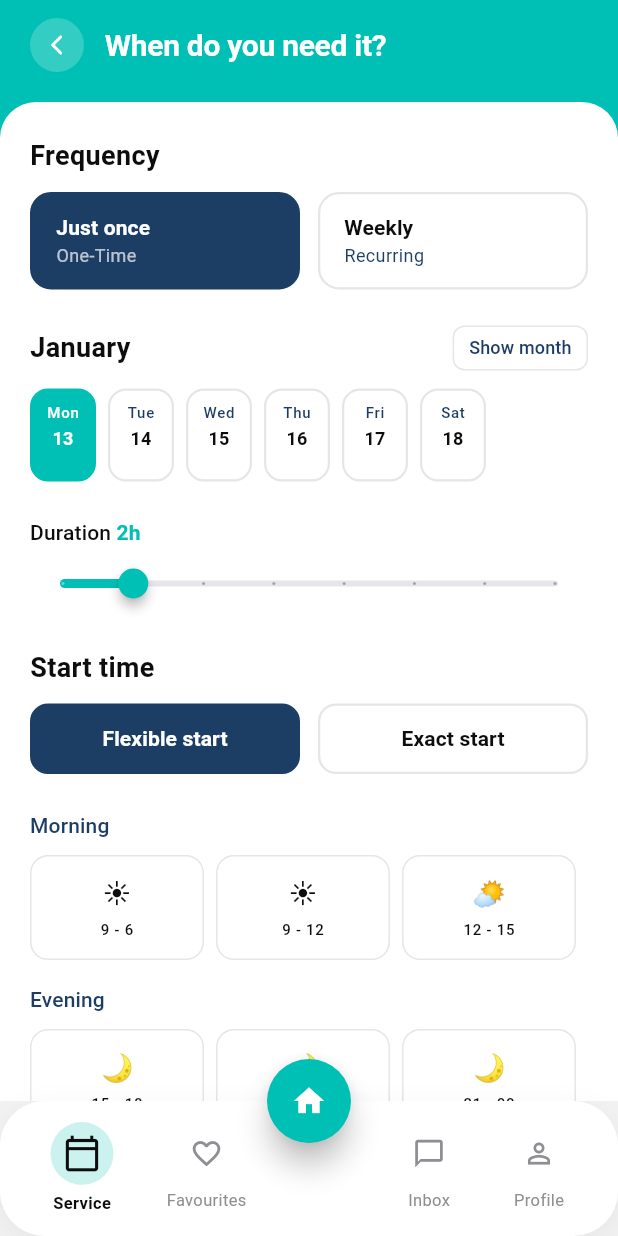
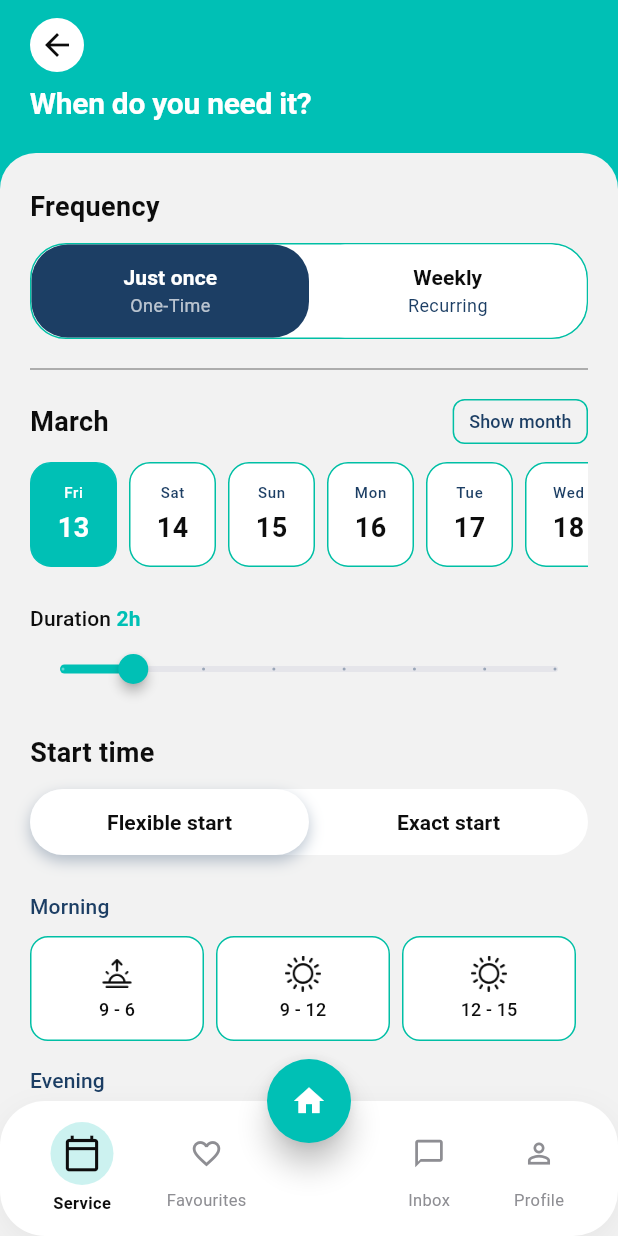
Before and after one commit to mdtusher2018/service_provider_umi, a Flutter app: the screen it shows after launch, on a phone screen of 412 x 824 dp. Run offline on Flutter 3.47's test engine with Material 3 defaults, Android fonts, the phone set to English and light mode, and no system bars; our stand-ins replace connectivity_plus, dio, firebase_analytics, flutter_riverpod, flutter_secure_storage, freezed_annotation and 4 more; accounts and stored records are empty; generated files the repository leaves out were written again; Roboto replaces fonts that are missing (Inter, Poppins).

Commit message:
fact(home): booking time screens added

```diff
--- a/lib/featured/RootScreen.dart
+++ b/lib/featured/RootScreen.dart
@@ -1,8 +1,8 @@
 import 'package:flutter/material.dart';
-import 'package:service_provider_umi/featured/HomeCareScreen.dart';
 import 'package:service_provider_umi/featured/HomeScreen.dart';
-import 'package:service_provider_umi/featured/features/booking/presentation/screens/booking_time_screen.dart';
-import 'package:service_provider_umi/featured/filter_screen.dart';
+import 'package:service_provider_umi/featured/booking_time_screen.dart';
+import 'package:service_provider_umi/featured/features/booking/presentation/screens/weekly_schedule_screen.dart';
+import 'package:service_provider_umi/featured/features/service_discovery/presentation/screens/provider_profile_screen.dart';
 import 'package:service_provider_umi/featured/search_results_screen.dart';
 import 'package:service_provider_umi/shared/widgets/app_colors.dart';
 import 'package:service_provider_umi/shared/widgets/app_text.dart';
@@ -19,10 +19,10 @@ class _RootScreenState extends State<RootScreen> {
 
   final List<Widget> screens = const [
     BookingTimeScreen(),
-    HomeCareScreen(),
+    WeeklyScheduleScreen(),
     HomeScreen(),
     SearchResultsScreen(),
-    FilterScreen(),
+    ProviderProfileScreen(providerId: ""),
   ];
 
   void onTabTap(int index) {
--- a/lib/featured/features/booking/presentation/screens/booking_time_screen.dart
+++ b/lib/featured/booking_time_screen.dart
@@ -1,10 +1,12 @@
 import 'package:flutter/material.dart';
 import 'package:flutter_riverpod/flutter_riverpod.dart';
+import 'package:service_provider_umi/core/utils/extensions/datetime_ext.dart';
 import 'package:service_provider_umi/shared/widgets/app_button.dart';
 import 'package:service_provider_umi/shared/widgets/app_chip.dart';
 import 'package:service_provider_umi/shared/widgets/app_colors.dart';
 import 'package:service_provider_umi/shared/widgets/app_slider.dart';
 import 'package:service_provider_umi/shared/widgets/app_text.dart';
+import 'package:service_provider_umi/shared/widgets/app_utils.dart';
 
 enum BookingFrequency { once, weekly }
 
@@ -22,25 +24,32 @@ class BookingTimeScreen extends ConsumerStatefulWidget {
 class _BookingTimeScreenState extends ConsumerState<BookingTimeScreen> {
   BookingFrequency _frequency = BookingFrequency.once;
   StartTimeType _startTimeType = StartTimeType.flexible;
-  int _selectedDayIndex = 0;
   double _duration = 2;
   String? _selectedTimeSlot;
 
-  final List<_DayItem> _days = [
-    _DayItem('Mon', '13'),
-    _DayItem('Tue', '14'),
-    _DayItem('Wed', '15'),
-    _DayItem('Thu', '16'),
-    _DayItem('Fri', '17'),
-    _DayItem('Sat', '18'),
+  Set<String> _selectedWeekDays = {};
+
+  DateTime _selectedDate = DateTime.now();
+  late List<DateTime> _dates;
+
+  final _morningSlots = [
+    ('assets/icons/sunrise.png', '9 - 6'),
+    ('assets/icons/day.png', '9 - 12'),
+    ('assets/icons/day.png', '12 - 15'),
+  ];
+  final _eveningSlots = [
+    ('assets/icons/day.png', '15 - 18'),
+    ('assets/icons/sunset.png', '18 - 21'),
+    ('assets/icons/night.png', '21 - 00'),
   ];
 
-  final _morningSlots = [('☀️', '9 - 6'), ('☀️', '9 - 12'), ('🌤', '12 - 15')];
-  final _eveningSlots = [
-    ('🌙', '15 - 18'),
-    ('🌙', '18 - 21'),
-    ('🌙', '21 - 00'),
-  ];
+  initState() {
+    super.initState();
+    _dates = List.generate(
+      30,
+      (index) => DateTime.now().add(Duration(days: index)),
+    );
+  }
 
   @override
   Widget build(BuildContext context) {
@@ -53,7 +62,8 @@ class _BookingTimeScreenState extends ConsumerState<BookingTimeScreen> {
             bottom: false,
             child: Padding(
               padding: const EdgeInsets.fromLTRB(20, 12, 20, 20),
-              child: Row(
+              child: Column(
+                crossAxisAlignment: CrossAxisAlignment.start,
                 children: [
                   GestureDetector(
                     onTap: () => Navigator.of(context).pop(),
@@ -61,18 +71,25 @@ class _BookingTimeScreenState extends ConsumerState<BookingTimeScreen> {
                       width: 36,
                       height: 36,
                       decoration: BoxDecoration(
-                        color: AppColors.white.withOpacity(0.2),
+                        color: AppColors.white,
                         shape: BoxShape.circle,
                       ),
                       child: const Icon(
-                        Icons.arrow_back_ios_rounded,
-                        color: AppColors.white,
-                        size: 16,
+                        Icons.arrow_back,
+                        color: AppColors.black,
+                        size: 24,
                       ),
                     ),
                   ),
-                  const SizedBox(width: 14),
-                  AppText.h2('When do you need it?', color: AppColors.white),
+                  const SizedBox(height: 8),
+                  Row(
+                    children: [
+                      AppText.h2(
+                        'When do you need it?',
+                        color: AppColors.white,
+                      ),
+                    ],
+                  ),
                 ],
               ),
             ),
@@ -82,7 +99,7 @@ class _BookingTimeScreenState extends ConsumerState<BookingTimeScreen> {
           Expanded(
             child: Container(
               decoration: const BoxDecoration(
-                color: AppColors.white,
+                color: AppColors.background,
                 borderRadius: BorderRadius.vertical(top: Radius.circular(24)),
               ),
               child: ClipRRect(
@@ -95,8 +112,7 @@ class _BookingTimeScreenState extends ConsumerState<BookingTimeScreen> {
                     crossAxisAlignment: CrossAxisAlignment.start,
                     children: [
                       _buildFrequency(),
-                      const SizedBox(height: 24),
-                      _buildCalendar(),
+
                       const SizedBox(height: 24),
                       AppDurationSlider(
                         value: _duration,
@@ -125,17 +141,24 @@ class _BookingTimeScreenState extends ConsumerState<BookingTimeScreen> {
       children: [
         AppText.h3('Frequency'),
         const SizedBox(height: 12),
-        Row(
+        Container(
+          decoration: BoxDecoration(
+            color: AppColors.white,
+            borderRadius: BorderRadius.circular(24),
+            border: Border.all(color: AppColors.border),
+          ),
+          child: Row(
             children: [
               Expanded(
                 child: _FrequencyCard(
                   title: 'Just once',
                   subtitle: 'One-Time',
                   isSelected: _frequency == BookingFrequency.once,
-                onTap: () => setState(() => _frequency = BookingFrequency.once),
+                  onTap: () =>
+                      setState(() => _frequency = BookingFrequency.once),
                 ),
               ),
-            const SizedBox(width: 12),
+
               Expanded(
                 child: _FrequencyCard(
                   title: 'Weekly',
@@ -147,25 +170,45 @@ class _BookingTimeScreenState extends ConsumerState<BookingTimeScreen> {
               ),
             ],
           ),
-        if (_frequency == BookingFrequency.weekly) ...[
-          const SizedBox(height: 16),
+        ),
+        AppDivider(height: 40),
+        if (_frequency == BookingFrequency.weekly) ...[_buildWeekDaySelector()],
+        if (_frequency == BookingFrequency.once) ...[_buildCalendar()],
+      ],
+    );
+  }
+
+  Widget _buildWeekDaySelector() {
+    return Column(
+      crossAxisAlignment: CrossAxisAlignment.start,
+      children: [
         AppText.h3("Day(s) of the week"),
         const SizedBox(height: 12),
         Wrap(
           spacing: 8,
           runSpacing: 8,
-            children: [
-              ..._days.map(
-                (d) => AppDayChip(day: d.day, isSelected: false, onTap: () {}),
+          children: ['Mon', 'Tue', 'Wed', 'Thu', 'Fri', 'Sat', 'Sun']
+              .map(
+                (day) => AppDayChip(
+                  day: day,
+                  padding: const EdgeInsets.symmetric(
+                    horizontal: 24,
+                    vertical: 8,
                   ),
-              ...[
-                'Fri',
-                'Sat',
-                'Sun',
-              ].map((d) => AppDayChip(day: d, isSelected: false, onTap: () {})),
-            ],
+                  isSelected: _selectedWeekDays.contains(day),
+                  onTap: () {
+                    setState(() {
+                      if (_selectedWeekDays.contains(day)) {
+                        _selectedWeekDays.remove(day);
+                      } else {
+                        _selectedWeekDays.add(day);
+                      }
+                    });
+                  },
                 ),
-        ],
+              )
+              .toList(),
+        ),
       ],
     );
   }
@@ -176,10 +219,40 @@ class _BookingTimeScreenState extends ConsumerState<BookingTimeScreen> {
       children: [
         Row(
           children: [
-            AppText.h3('January'),
+            AppText.h3(_selectedDate.getMonth),
             const Spacer(),
             GestureDetector(
-              onTap: () {},
+              onTap: () async {
+                final picked = await showDatePicker(
+                  context: context,
+                  initialDate: _selectedDate,
+                  firstDate: DateTime.now(),
+                  lastDate: DateTime(2030),
+                  builder: (context, child) {
+                    return Theme(
+                      data: Theme.of(context).copyWith(
+                        colorScheme: ColorScheme.light(
+                          primary: AppColors.primary,
+                          onPrimary: Colors.white,
+                          onSurface: AppColors.textPrimary,
+                        ),
+                      ),
+                      child: child!,
+                    );
+                  },
+                );
+
+                if (picked != null) {
+                  setState(() {
+                    _selectedDate = picked;
+
+                    _dates = List.generate(
+                      30,
+                      (index) => picked.add(Duration(days: index)),
+                    );
+                  });
+                }
+              },
               child: Container(
                 padding: const EdgeInsets.symmetric(
                   horizontal: 10,
@@ -197,19 +270,55 @@ class _BookingTimeScreenState extends ConsumerState<BookingTimeScreen> {
             ),
           ],
         ),
+
         const SizedBox(height: 12),
+
         SizedBox(
-          height: 62,
+          height: 70,
           child: ListView.separated(
             scrollDirection: Axis.horizontal,
-            itemCount: _days.length,
+            itemCount: _dates.length,
             separatorBuilder: (_, __) => const SizedBox(width: 8),
-            itemBuilder: (_, i) => AppDayChip(
-              day: _days[i].day,
-              date: _days[i].date,
-              isSelected: _selectedDayIndex == i,
-              onTap: () => setState(() => _selectedDayIndex = i),
+            itemBuilder: (context, index) {
+              final date = _dates[index];
+              final isSelected = date.isSameDay(_selectedDate);
+
+              return GestureDetector(
+                onTap: () {
+                  setState(() {
+                    _selectedDate = date;
+                  });
+                },
+                child: Container(
+                  width: 58,
+                  decoration: BoxDecoration(
+                    color: isSelected ? AppColors.primary : AppColors.white,
+                    borderRadius: BorderRadius.circular(14),
+                    border: Border.all(
+                      color: isSelected ? AppColors.primary : AppColors.border,
                     ),
+                  ),
+                  child: Column(
+                    mainAxisAlignment: MainAxisAlignment.center,
+                    children: [
+                      AppText.labelSm(
+                        date.getDayOfWeek,
+                        color: isSelected
+                            ? AppColors.white
+                            : AppColors.textSecondary,
+                      ),
+                      const SizedBox(height: 4),
+                      AppText.h3(
+                        date.day.toString(),
+                        color: isSelected
+                            ? AppColors.white
+                            : AppColors.textPrimary,
+                      ),
+                    ],
+                  ),
+                ),
+              );
+            },
           ),
         ),
       ],
@@ -222,7 +331,12 @@ class _BookingTimeScreenState extends ConsumerState<BookingTimeScreen> {
       children: [
         AppText.h3('Start time'),
         const SizedBox(height: 12),
-        Row(
+        Container(
+          decoration: BoxDecoration(
+            color: AppColors.white,
+            borderRadius: BorderRadius.circular(24),
+          ),
+          child: Row(
             children: [
               Expanded(
                 child: GestureDetector(
@@ -234,7 +348,7 @@ class _BookingTimeScreenState extends ConsumerState<BookingTimeScreen> {
                   ),
                 ),
               ),
-            const SizedBox(width: 12),
+
               Expanded(
                 child: GestureDetector(
                   onTap: () =>
@@ -247,6 +361,7 @@ class _BookingTimeScreenState extends ConsumerState<BookingTimeScreen> {
               ),
             ],
           ),
+        ),
       ],
     );
   }
@@ -256,6 +371,18 @@ class _BookingTimeScreenState extends ConsumerState<BookingTimeScreen> {
       crossAxisAlignment: CrossAxisAlignment.start,
       children: [
         if (_startTimeType == StartTimeType.flexible) ...[
+          _flexibleTimeSlot(),
+        ] else ...[
+          _buildExactTimePicker(),
+        ],
+      ],
+    );
+  }
+
+  Widget _flexibleTimeSlot() {
+    return Column(
+      crossAxisAlignment: CrossAxisAlignment.start,
+      children: [
         AppText.labelLg('Morning', color: AppColors.textSecondary),
         const SizedBox(height: 10),
         Row(
@@ -295,10 +422,6 @@ class _BookingTimeScreenState extends ConsumerState<BookingTimeScreen> {
               )
               .toList(),
         ),
-        ] else ...[
-          // Exact time picker
-          _buildExactTimePicker(),
-        ],
       ],
     );
   }
@@ -346,7 +469,6 @@ class _BookingTimeScreenState extends ConsumerState<BookingTimeScreen> {
         ),
         const SizedBox(width: 14),
         Expanded(
-          flex: 2,
           child: AppButton.primary(
             label: 'Search',
             onPressed: () {
@@ -357,12 +479,6 @@ class _BookingTimeScreenState extends ConsumerState<BookingTimeScreen> {
       ],
     );
   }
-}
-
-class _DayItem {
-  final String day;
-  final String date;
-  const _DayItem(this.day, this.date);
 }
 
 class _FrequencyCard extends StatelessWidget {
@@ -386,14 +502,9 @@ class _FrequencyCard extends StatelessWidget {
         padding: const EdgeInsets.symmetric(horizontal: 16, vertical: 12),
         decoration: BoxDecoration(
           color: isSelected ? AppColors.secondary : AppColors.white,
-          borderRadius: BorderRadius.circular(14),
-          border: Border.all(
-            color: isSelected ? AppColors.secondary : AppColors.border,
-            width: 1.5,
-          ),
+          borderRadius: BorderRadius.circular(24),
         ),
         child: Column(
-          crossAxisAlignment: CrossAxisAlignment.start,
           children: [
             AppText.labelLg(
               title,
@@ -424,20 +535,18 @@ class _StartTypeCard extends StatelessWidget {
       duration: const Duration(milliseconds: 200),
       padding: const EdgeInsets.symmetric(vertical: 12),
       decoration: BoxDecoration(
-        color: isSelected ? AppColors.secondary : AppColors.white,
-        borderRadius: BorderRadius.circular(12),
-        border: Border.all(
-          color: isSelected ? AppColors.secondary : AppColors.border,
-          width: 1.5,
+        color: isSelected ? AppColors.white : Colors.transparent,
+        borderRadius: BorderRadius.circular(24),
+        boxShadow: [
+          if (isSelected)
+            BoxShadow(
+              color: AppColors.secondary.withOpacity(0.3),
+              blurRadius: 8,
+              offset: const Offset(0, 4),
             ),
+        ],
       ),
-      child: Center(
-        child: AppText.labelLg(
-          label,
-          color: isSelected ? AppColors.white : AppColors.textPrimary,
-          fontWeight: FontWeight.w600,
-        ),
-      ),
+      child: Center(child: AppText.labelLg(label, fontWeight: FontWeight.w600)),
     );
   }
 }
@@ -470,11 +579,12 @@ class _TimeRangeCard extends StatelessWidget {
         ),
         child: Column(
           children: [
-            Text(emoji, style: const TextStyle(fontSize: 18)),
+            Image.asset(emoji, width: 24, height: 24),
             const SizedBox(height: 4),
-            AppText.labelSm(
+            AppText.labelMd(
               range,
               color: isSelected ? AppColors.white : AppColors.textPrimary,
+              fontWeight: isSelected ? FontWeight.w800 : FontWeight.w500,
             ),
           ],
         ),
--- a/lib/shared/widgets/app_chip.dart
+++ b/lib/shared/widgets/app_chip.dart
@@ -1,4 +1,5 @@
 import 'package:flutter/material.dart';
+import 'package:service_provider_umi/shared/widgets/app_text.dart';
 import 'app_colors.dart';
 import 'app_text_styles.dart';
 
@@ -45,8 +46,8 @@ class AppChip extends StatelessWidget {
       onTap: onTap,
       child: AnimatedContainer(
         duration: const Duration(milliseconds: 180),
-        padding: padding ??
-            const EdgeInsets.symmetric(horizontal: 16, vertical: 8),
+        padding:
+            padding ?? const EdgeInsets.symmetric(horizontal: 16, vertical: 8),
         decoration: BoxDecoration(
           color: bgColor,
           borderRadius: BorderRadius.circular(borderRadius ?? 24),
@@ -69,16 +70,12 @@ class AppChip extends StatelessWidget {
         child: Row(
           mainAxisSize: MainAxisSize.min,
           children: [
-            if (icon != null) ...[
-              icon!,
-              const SizedBox(width: 6),
-            ],
+            if (icon != null) ...[icon!, const SizedBox(width: 6)],
             Text(
               label,
               style: AppTextStyles.labelMd.copyWith(
                 color: txtColor,
-                fontWeight:
-                    isSelected ? FontWeight.w600 : FontWeight.w500,
+                fontWeight: isSelected ? FontWeight.w600 : FontWeight.w500,
               ),
             ),
           ],
@@ -90,11 +87,12 @@ class AppChip extends StatelessWidget {
 
 /// Day chip - compact version for day-of-week selection
 class AppDayChip extends StatelessWidget {
-  final String day;   // e.g. "Mon"
+  final String day; // e.g. "Mon"
   final String? date; // e.g. "13"
   final bool isSelected;
   final VoidCallback? onTap;
   final bool isDisabled;
+  final EdgeInsetsGeometry? padding;
 
   const AppDayChip({
     super.key,
@@ -103,6 +101,7 @@ class AppDayChip extends StatelessWidget {
     this.isSelected = false,
     this.onTap,
     this.isDisabled = false,
+    this.padding,
   });
 
   @override
@@ -111,11 +110,11 @@ class AppDayChip extends StatelessWidget {
       onTap: isDisabled ? null : onTap,
       child: AnimatedContainer(
         duration: const Duration(milliseconds: 180),
-        width: 44,
-        padding: const EdgeInsets.symmetric(vertical: 8),
+        constraints: BoxConstraints(minWidth: 44),
+        padding: padding ?? const EdgeInsets.symmetric(vertical: 8),
         decoration: BoxDecoration(
           color: isSelected ? AppColors.primary : AppColors.white,
-          borderRadius: BorderRadius.circular(12),
+          borderRadius: BorderRadius.circular(8),
           border: Border.all(
             color: isSelected
                 ? AppColors.primary
@@ -128,9 +127,9 @@ class AppDayChip extends StatelessWidget {
         child: Column(
           mainAxisSize: MainAxisSize.min,
           children: [
-            Text(
+            AppText(
               day,
-              style: AppTextStyles.labelSm.copyWith(
+              style: AppTextStyles.labelMd.copyWith(
                 color: isSelected
                     ? AppColors.white
                     : isDisabled
@@ -141,7 +140,7 @@ class AppDayChip extends StatelessWidget {
             ),
             if (date != null) ...[
               const SizedBox(height: 2),
-              Text(
+              AppText(
                 date!,
                 style: AppTextStyles.labelMd.copyWith(
                   color: isSelected
@@ -181,8 +180,7 @@ class AppTimeChip extends StatelessWidget {
       onTap: isAvailable ? onTap : null,
       child: AnimatedContainer(
         duration: const Duration(milliseconds: 180),
-        padding:
-            const EdgeInsets.symmetric(horizontal: 14, vertical: 8),
+        padding: const EdgeInsets.symmetric(horizontal: 14, vertical: 8),
         decoration: BoxDecoration(
           color: isSelected
               ? AppColors.primary
--- a/lib/shared/widgets/app_colors.dart
+++ b/lib/shared/widgets/app_colors.dart
@@ -56,9 +56,9 @@ class AppColors {
   static const Color textDisabled = Color(0xFFC7C7CC);
 
   // ─── Border ──────────────────────────────────────────────
-  static const Color border = Color(0xFFE5E5EA);
+  static const Color border = Color(0xFF00BFA5);
   static const Color borderFocus = Color(0xFF00BFA5);
-  static const Color divider = Colors.black45;
+  static const Color divider = Colors.black38;
 
   // ─── Map / Location ──────────────────────────────────────
 
--- a/pubspec.yaml
+++ b/pubspec.yaml
@@ -75,6 +75,7 @@ flutter:
   # To add assets to your application, add an assets section, like this:
   assets:
     - assets/
+    - assets/icons/
   #   - images/a_dot_ham.jpeg
 
   # An image asset can refer to one or more resolution-specific "variants", see
```
Also changed, not shown: lib/core/utils/extensions/datetime_ext.dart (+26 -3 lines), lib/featured/features/booking/presentation/screens/weekly_schedule_screen.dart (+9 -19 lines), assets/book_service.png, assets/doctor.png, assets/elderly_care.png, assets/icons/day.png (added), assets/icons/night.png (added), assets/icons/sunrise.png (added), assets/icons/sunset.png (added), assets/logo.png, assets/offer_service.png. Lines whose indentation alone changed are shown as unchanged.
